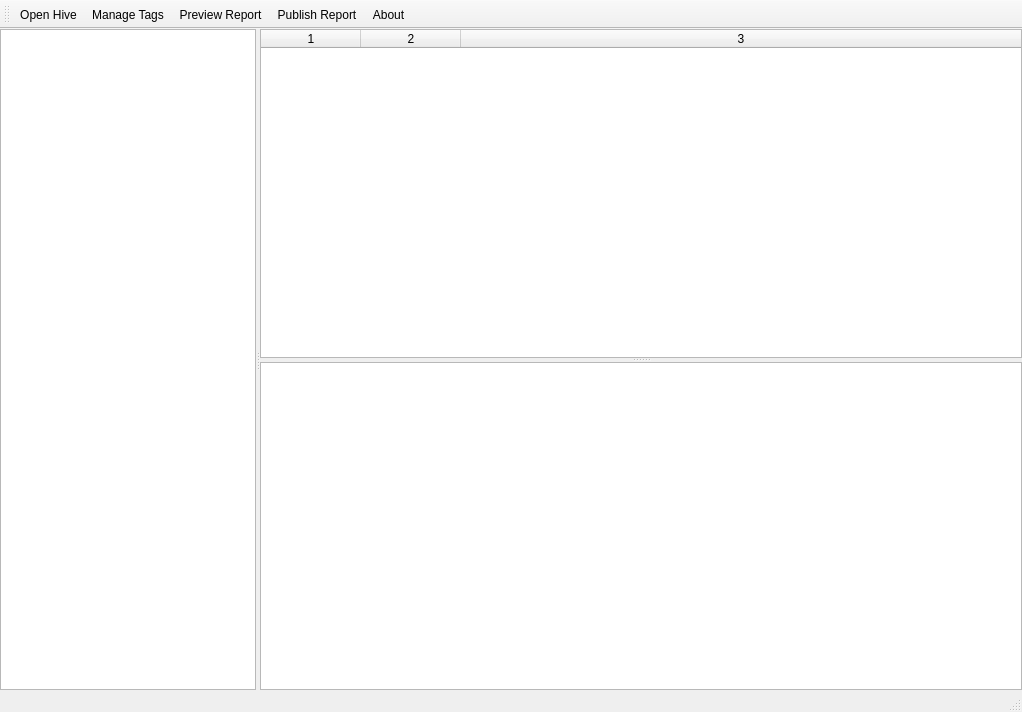
This is wombatsqlite.ui in pjrinaldi/wombatsqlite as Qt 5 draws it before an edit. The edited form follows.
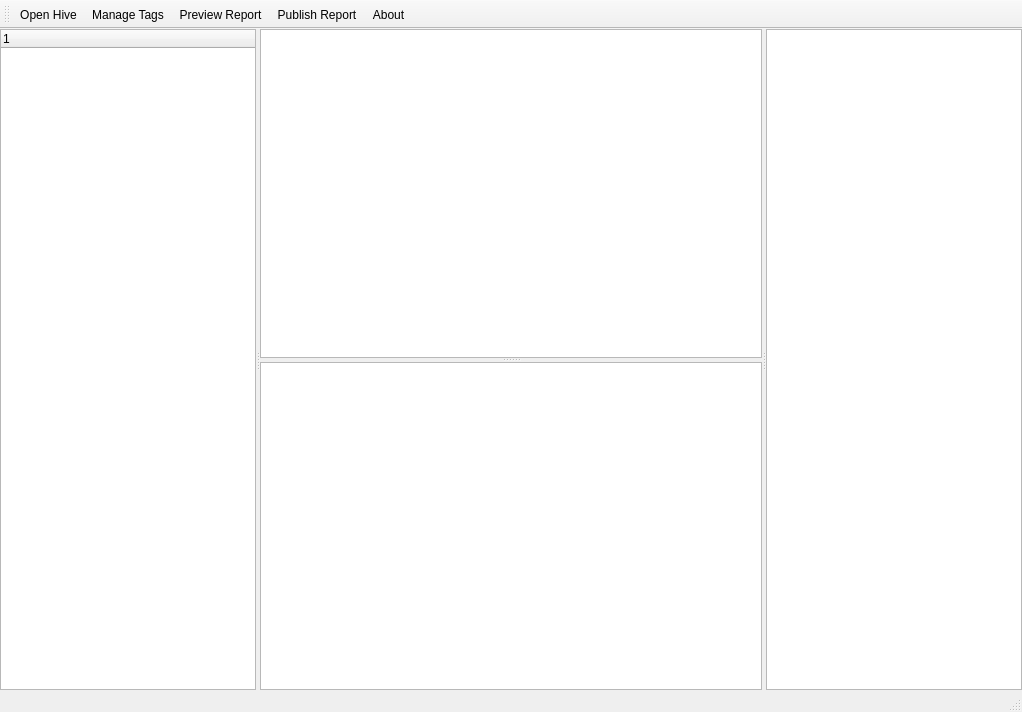
This is the edited form. Icons and pictures are not drawn.

```diff
--- a/wombatsqlite.ui
+++ b/wombatsqlite.ui
@@ -40,11 +40,17 @@
        <enum>Qt::Horizontal</enum>
       </property>
       <widget class="QTreeWidget" name="treewidget">
+       <property name="showDropIndicator" stdset="0">
+        <bool>false</bool>
+       </property>
+       <property name="alternatingRowColors">
+        <bool>true</bool>
+       </property>
        <property name="selectionBehavior">
         <enum>QAbstractItemView::SelectItems</enum>
        </property>
        <attribute name="headerVisible">
-        <bool>false</bool>
+        <bool>true</bool>
        </attribute>
        <column>
         <property name="text">
@@ -54,7 +60,7 @@
       </widget>
       <widget class="QSplitter" name="splitter">
        <property name="sizePolicy">
-        <sizepolicy hsizetype="Preferred" vsizetype="Expanding">
+        <sizepolicy hsizetype="Expanding" vsizetype="Expanding">
          <horstretch>1</horstretch>
          <verstretch>0</verstretch>
         </sizepolicy>
@@ -62,40 +68,30 @@
        <property name="orientation">
         <enum>Qt::Vertical</enum>
        </property>
-       <widget class="QTableWidget" name="tablewidget">
-        <property name="alternatingRowColors">
-         <bool>true</bool>
+       <widget class="QTextEdit" name="textedit">
+        <property name="sizePolicy">
+         <sizepolicy hsizetype="Expanding" vsizetype="Expanding">
+          <horstretch>1</horstretch>
+          <verstretch>0</verstretch>
+         </sizepolicy>
         </property>
-        <property name="selectionBehavior">
-         <enum>QAbstractItemView::SelectRows</enum>
-        </property>
-        <property name="columnCount">
-         <number>3</number>
-        </property>
-        <attribute name="horizontalHeaderCascadingSectionResizes">
-         <bool>true</bool>
-        </attribute>
-        <attribute name="horizontalHeaderStretchLastSection">
-         <bool>true</bool>
-        </attribute>
-        <attribute name="verticalHeaderVisible">
-         <bool>false</bool>
-        </attribute>
-        <column/>
-        <column/>
-        <column/>
-       </widget>
-       <widget class="QPlainTextEdit" name="plaintext">
-        <property name="font">
-         <font>
-          <family>Source Code Pro</family>
-         </font>
+        <property name="documentTitle">
+         <string/>
         </property>
         <property name="readOnly">
          <bool>true</bool>
         </property>
        </widget>
+       <widget class="QTableWidget" name="tablewidget">
+        <property name="sizePolicy">
+         <sizepolicy hsizetype="Expanding" vsizetype="Expanding">
+          <horstretch>1</horstretch>
+          <verstretch>0</verstretch>
+         </sizepolicy>
+        </property>
+       </widget>
       </widget>
+      <widget class="QTableView" name="propwidget"/>
      </widget>
     </item>
    </layout>
```
Left out of the diff: 2 changed lines with no effect on the pictures.
